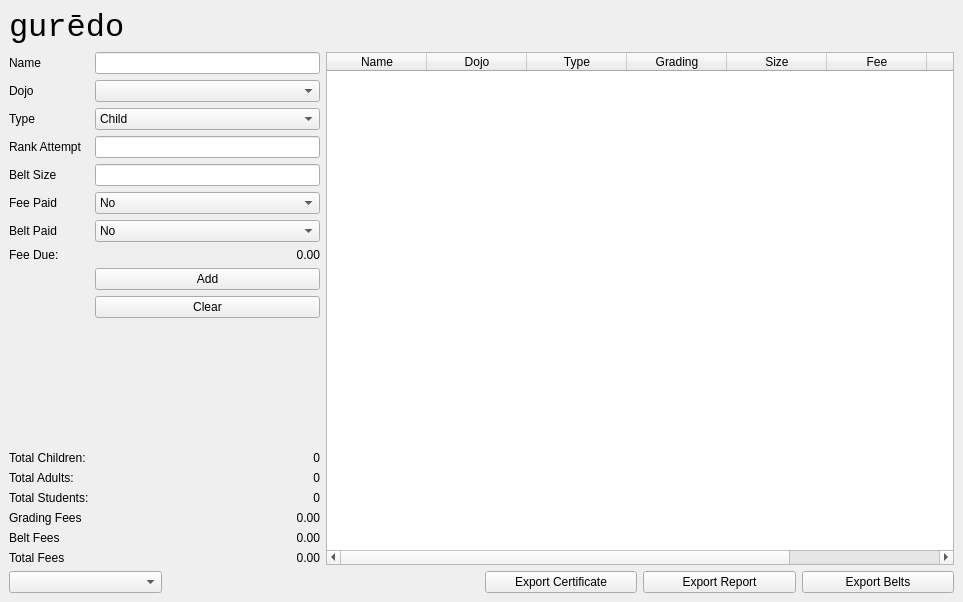
Old version of the form mainwindow.ui in the repository davidrfaulkner/garedo.
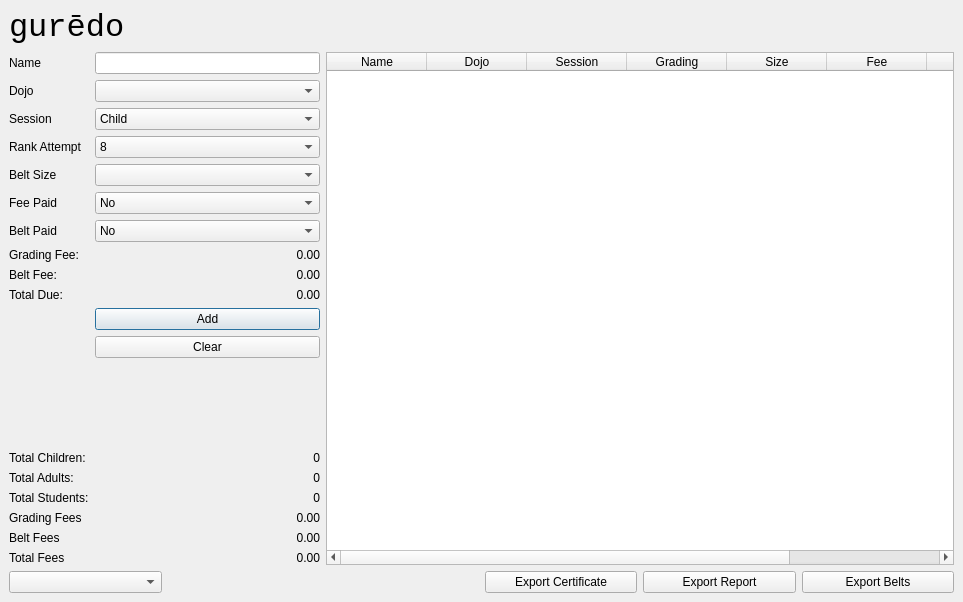
New version of the form.

Commit message: Changes based on feedback. UI uses Selectbox for grades / sizes to minimize operator error. UI tweaks.

```diff
--- a/mainwindow.ui
+++ b/mainwindow.ui
@@ -62,7 +62,7 @@
       <item row="2" column="0">
        <widget class="QLabel" name="label_4">
         <property name="text">
-         <string>Type</string>
+         <string>Session</string>
         </property>
        </widget>
       </item>
@@ -87,9 +87,6 @@
         </property>
        </widget>
       </item>
-      <item row="3" column="1">
-       <widget class="QLineEdit" name="inputGrade"/>
-      </item>
       <item row="4" column="0">
        <widget class="QLabel" name="label_6">
         <property name="text">
@@ -97,9 +94,6 @@
         </property>
        </widget>
       </item>
-      <item row="4" column="1">
-       <widget class="QLineEdit" name="inputBeltSize"/>
-      </item>
       <item row="5" column="0">
        <widget class="QLabel" name="label_7">
         <property name="text">
@@ -150,12 +144,12 @@
       <item row="7" column="0">
        <widget class="QLabel" name="label_10">
         <property name="text">
-         <string>Fee Due:</string>
+         <string>Grading Fee:</string>
         </property>
        </widget>
       </item>
       <item row="7" column="1">
-       <widget class="QLabel" name="label_due">
+       <widget class="QLabel" name="label_gdue">
         <property name="text">
          <string>0.00</string>
         </property>
@@ -164,30 +158,7 @@
         </property>
        </widget>
       </item>
-      <item row="8" column="1">
-       <widget class="QPushButton" name="pushButton">
-        <property name="text">
-         <string>Add</string>
-        </property>
-        <property name="autoDefault">
-         <bool>true</bool>
-        </property>
-        <property name="default">
-         <bool>false</bool>
-        </property>
-       </widget>
-      </item>
-      <item row="9" column="1">
-       <widget class="QPushButton" name="pushButton_clear">
-        <property name="text">
-         <string>Clear</string>
-        </property>
-        <property name="autoDefault">
-         <bool>true</bool>
-        </property>
-       </widget>
-      </item>
-      <item row="10" column="1">
+      <item row="12" column="1">
        <spacer name="verticalSpacer">
         <property name="orientation">
          <enum>Qt::Vertical</enum>
@@ -200,14 +171,14 @@
         </property>
        </spacer>
       </item>
-      <item row="11" column="0">
+      <item row="13" column="0">
        <widget class="QLabel" name="label_12">
         <property name="text">
          <string>Total Children:</string>
         </property>
        </widget>
       </item>
-      <item row="11" column="1">
+      <item row="13" column="1">
        <widget class="QLabel" name="label_kids">
         <property name="text">
          <string>0</string>
@@ -217,14 +188,14 @@
         </property>
        </widget>
       </item>
-      <item row="12" column="0">
+      <item row="14" column="0">
        <widget class="QLabel" name="label_13">
         <property name="text">
          <string>Total Adults:</string>
         </property>
        </widget>
       </item>
-      <item row="12" column="1">
+      <item row="14" column="1">
        <widget class="QLabel" name="label_adults">
         <property name="text">
          <string>0</string>
@@ -234,14 +205,14 @@
         </property>
        </widget>
       </item>
-      <item row="13" column="0">
+      <item row="15" column="0">
        <widget class="QLabel" name="label_11">
         <property name="text">
          <string>Total Students:</string>
         </property>
        </widget>
       </item>
-      <item row="13" column="1">
+      <item row="15" column="1">
        <widget class="QLabel" name="label_total">
         <property name="text">
          <string>0</string>
@@ -251,28 +222,28 @@
         </property>
        </widget>
       </item>
-      <item row="14" column="0">
+      <item row="16" column="0">
        <widget class="QLabel" name="label_14">
         <property name="text">
          <string>Grading Fees</string>
         </property>
        </widget>
       </item>
-      <item row="15" column="0">
+      <item row="17" column="0">
        <widget class="QLabel" name="label_9">
         <property name="text">
          <string>Belt Fees</string>
         </property>
        </widget>
       </item>
-      <item row="16" column="0">
+      <item row="18" column="0">
        <widget class="QLabel" name="label_15">
         <property name="text">
          <string>Total Fees</string>
         </property>
        </widget>
       </item>
-      <item row="16" column="1">
+      <item row="18" column="1">
        <widget class="QLabel" name="label_fees">
         <property name="text">
          <string>0.00</string>
@@ -282,7 +253,7 @@
         </property>
        </widget>
       </item>
-      <item row="14" column="1">
+      <item row="16" column="1">
        <widget class="QLabel" name="label_gfee">
         <property name="text">
          <string>0.00</string>
@@ -292,7 +263,7 @@
         </property>
        </widget>
       </item>
-      <item row="15" column="1">
+      <item row="17" column="1">
        <widget class="QLabel" name="label_bfee">
         <property name="text">
          <string>0.00</string>
@@ -302,6 +273,146 @@
         </property>
        </widget>
       </item>
+      <item row="8" column="0">
+       <widget class="QLabel" name="label_16">
+        <property name="text">
+         <string>Belt Fee:</string>
+        </property>
+       </widget>
+      </item>
+      <item row="9" column="0">
+       <widget class="QLabel" name="label_17">
+        <property name="text">
+         <string>Total Due:</string>
+        </property>
+       </widget>
+      </item>
+      <item row="11" column="1">
+       <widget class="QPushButton" name="pushButton_clear">
+        <property name="text">
+         <string>Clear</string>
+        </property>
+        <property name="autoDefault">
+         <bool>true</bool>
+        </property>
+       </widget>
+      </item>
+      <item row="10" column="1">
+       <widget class="QPushButton" name="pushButton">
+        <property name="text">
+         <string>Add</string>
+        </property>
+        <property name="autoDefault">
+         <bool>true</bool>
+        </property>
+        <property name="default">
+         <bool>true</bool>
+        </property>
+       </widget>
+      </item>
+      <item row="8" column="1">
+       <widget class="QLabel" name="label_bdue">
+        <property name="text">
+         <string>0.00</string>
+        </property>
+        <property name="alignment">
+         <set>Qt::AlignRight|Qt::AlignTrailing|Qt::AlignVCenter</set>
+        </property>
+       </widget>
+      </item>
+      <item row="9" column="1">
+       <widget class="QLabel" name="label_due">
+        <property name="text">
+         <string>0.00</string>
+        </property>
+        <property name="alignment">
+         <set>Qt::AlignRight|Qt::AlignTrailing|Qt::AlignVCenter</set>
+        </property>
+       </widget>
+      </item>
+      <item row="3" column="1">
+       <widget class="QComboBox" name="comboBoxGrade">
+        <item>
+         <property name="text">
+          <string>8</string>
+         </property>
+        </item>
+        <item>
+         <property name="text">
+          <string>7</string>
+         </property>
+        </item>
+        <item>
+         <property name="text">
+          <string>6</string>
+         </property>
+        </item>
+        <item>
+         <property name="text">
+          <string>5</string>
+         </property>
+        </item>
+        <item>
+         <property name="text">
+          <string>4</string>
+         </property>
+        </item>
+        <item>
+         <property name="text">
+          <string>3</string>
+         </property>
+        </item>
+        <item>
+         <property name="text">
+          <string>2</string>
+         </property>
+        </item>
+        <item>
+         <property name="text">
+          <string>1</string>
+         </property>
+        </item>
+       </widget>
+      </item>
+      <item row="4" column="1">
+       <widget class="QComboBox" name="comboBoxBeltSize">
+        <item>
+         <property name="text">
+          <string/>
+         </property>
+        </item>
+        <item>
+         <property name="text">
+          <string>2</string>
+         </property>
+        </item>
+        <item>
+         <property name="text">
+          <string>3</string>
+         </property>
+        </item>
+        <item>
+         <property name="text">
+          <string>4</string>
+         </property>
+        </item>
+        <item>
+         <property name="text">
+          <string>5</string>
+         </property>
+        </item>
+        <item>
+         <property name="text">
+          <string>6</string>
+         </property>
+        </item>
+        <item>
+         <property name="text">
+          <string>7</string>
+         </property>
+        </item>
+       </widget>
+      </item>
      </layout>
     </item>
     <item row="2" column="0">
@@ -342,7 +453,7 @@
       </column>
       <column>
        <property name="text">
-        <string>Type</string>
+        <string>Session</string>
        </property>
       </column>
       <column>
```
Left out of the diff: 9 changed lines with no effect on the pictures. The commit also changes 4 other files.
